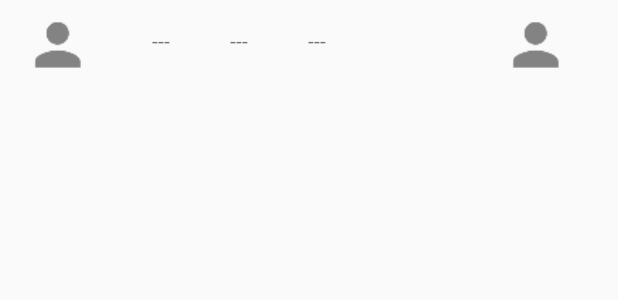
After one commit to bwhsdzf/instagram, an Android app: the layout layout_activity.xml on its own in the app's theme, with its tools: preview values and no code run, on a phone screen of 412 x 824 dp. The commit adds this screen. Shown: the top 300 px of the screen. Run offline under Robolectric (Android 15) with nearby library versions, the phone set to English and light mode, and no system bars.

Commit message:
Activity feed show activities

```diff
--- a/app/src/main/java/com/mobile/instagram/fragments/FragmentPostWall.java
+++ b/app/src/main/java/com/mobile/instagram/fragments/FragmentPostWall.java
@@ -149,7 +149,7 @@ public class FragmentPostWall extends Fragment {
             final FragmentProfile.ViewHolder holder;
             View view = convertView;
             if (view == null) {
-                view = inflater.inflate(R.layout.post_layout, parent, false);
+                view = inflater.inflate(R.layout.layout_post, parent, false);
                 holder = new FragmentProfile.ViewHolder();
                 assert view != null;
                 holder.imageView = (ImageView) view.findViewById(R.id.photo);
--- /dev/null
+++ b/app/src/main/res/layout/layout_activity.xml
@@ -0,0 +1,63 @@
+<?xml version="1.0" encoding="utf-8"?>
+<RelativeLayout xmlns:android="http://schemas.android.com/apk/res/android"
+    xmlns:app="http://schemas.android.com/apk/res-auto"
+    android:layout_width="match_parent"
+    android:layout_height="match_parent">
+
+    <ImageView
+        android:id="@+id/user1"
+        android:layout_width="45dp"
+        android:layout_height="45dp"
+        android:layout_alignParentStart="true"
+        android:layout_alignParentLeft="true"
+        android:layout_alignParentTop="true"
+        android:layout_marginStart="16dp"
+        android:layout_marginLeft="16dp"
+        android:layout_marginTop="7dp"
+        app:srcCompat="@drawable/ic_profile" />
+
+    <TextView
+        android:id="@+id/username1"
+        android:layout_width="wrap_content"
+        android:layout_height="wrap_content"
+        android:layout_alignTop="@+id/activityText"
+        android:layout_toRightOf="@id/user1"
+        android:layout_marginStart="40dp"
+        android:layout_marginLeft="40dp"
+        android:text="@string/sample_string" />
+
+    <TextView
+        android:id="@+id/activityText"
+        android:layout_width="wrap_content"
+        android:layout_height="wrap_content"
+        android:layout_alignTop="@+id/user1"
+        android:layout_toRightOf="@id/username1"
+        android:layout_marginTop="10dp"
+        android:layout_marginStart="40dp"
+        android:layout_marginLeft="40dp"
+        android:text="@string/sample_string" />
+
+    <TextView
+        android:id="@+id/username2"
+        android:layout_width="wrap_content"
+        android:layout_height="wrap_content"
+        android:layout_alignTop="@+id/activityText"
+        android:layout_toRightOf="@id/activityText"
+        android:layout_marginStart="40dp"
+        android:layout_marginLeft="40dp"
+        android:text="@string/sample_string" />
+
+    <ImageView
+        android:id="@+id/user2"
+        android:layout_width="45dp"
+        android:layout_height="45dp"
+        android:layout_alignTop="@+id/user1"
+        android:layout_alignParentEnd="true"
+        android:layout_alignParentRight="true"
+        android:layout_marginEnd="32dp"
+        android:layout_marginRight="32dp"
+        app:srcCompat="@drawable/ic_profile" />
+
+
+
+</RelativeLayout>
--- a/app/src/main/res/layout/post_layout.xml
+++ b/app/src/main/res/layout/layout_post.xml
@@ -9,6 +9,8 @@
         android:layout_height="90dip"
         android:layout_centerHorizontal="true"
         android:layout_centerVertical="true"
+        android:scaleType="centerCrop"
+        android:adjustViewBounds="true"
         android:src="@drawable/ic_photo" />
 
     <ProgressBar
```
Also changed, not shown: app/src/main/java/com/mobile/instagram/activities/PostActivity.java (+1 -34 lines), app/src/main/java/com/mobile/instagram/activities/ProfileActivity.java (+44 -34 lines), app/src/main/java/com/mobile/instagram/activities/SignupActivity.java (+0 -14 lines), app/src/main/java/com/mobile/instagram/fragments/FragmentActivityFeed.java (+216 -17 lines), app/src/main/java/com/mobile/instagram/fragments/FragmentProfile.java (+25 -29 lines), app/src/main/java/com/mobile/instagram/models/UserActivity.java (added, +58 -0 lines), app/src/main/java/com/mobile/instagram/models/Util/ActivityTimeSorter.java (added, +20 -0 lines), app/src/main/java/com/mobile/instagram/models/Util/PostLocationSorter.java (added, +12 -0 lines), app/src/main/java/com/mobile/instagram/models/Util/PostTimeSorter.java (added, +20 -0 lines), app/src/main/java/com/mobile/instagram/models/relationalModels/UserActivity.java (deleted, +0 -49 lines), app/src/main/java/com/mobile/instagram/models/relationalModels/UserFollower.java (deleted, +0 -23 lines), app/src/main/java/com/mobile/instagram/models/relationalModels/UserFollowing.java (deleted, +0 -25 lines), app/src/main/java/com/mobile/instagram/models/relationalModels/UserPosts.java (deleted, +0 -23 lines), app/src/main/res/layout/fragment_activityfeed.xml (+4 -4 lines), 1 more files.
